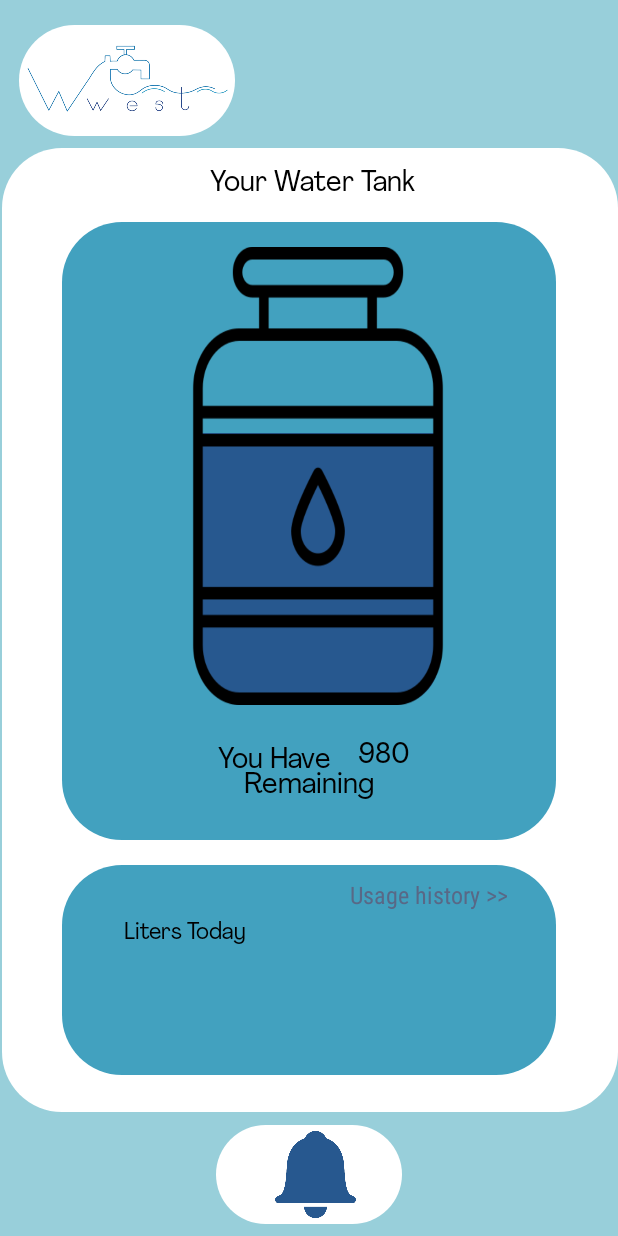
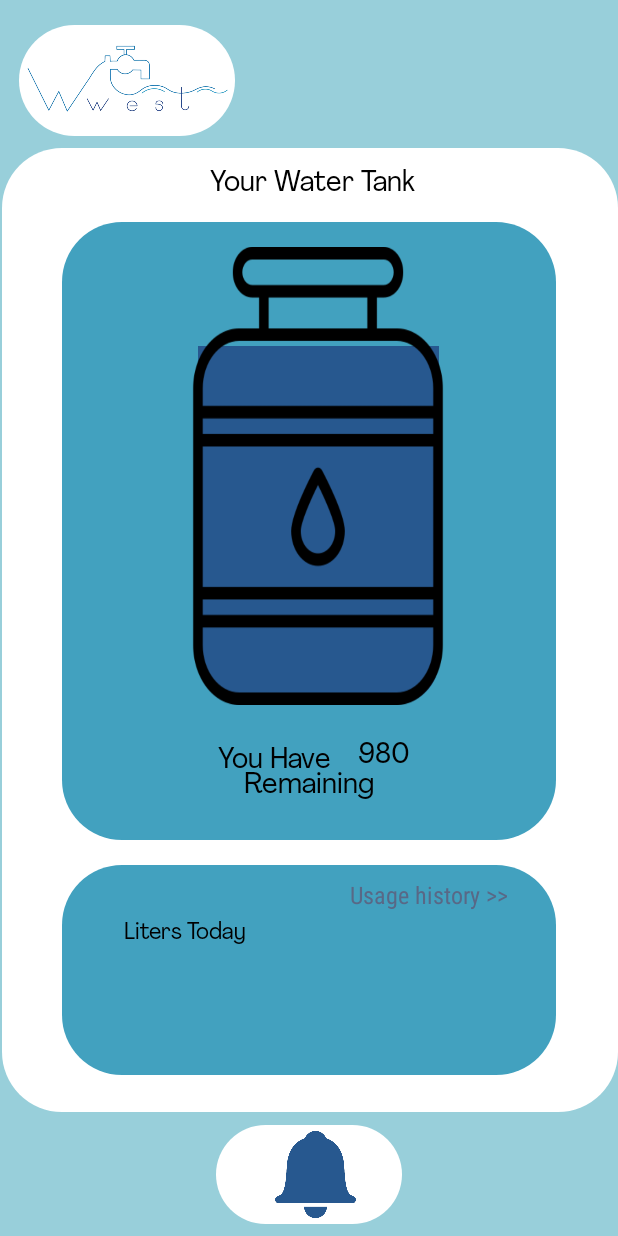
Before and after one commit to malaktatour/TrtWaterWestF, an Android app: the MainActivity screen opened directly, with no data from a screen before it, on a phone screen of 412 x 824 dp. Run offline under Robolectric (Android 15) with nearby library versions, the phone set to English and light mode, and no system bars; our stand-ins replace Firebase (no records; nobody signed in at launch, a user with empty details on screens opened directly); Roboto replaces fonts that are not available here; 5 statements that could not run were skipped.

Commit message:
watertant changes

```diff
--- a/app/src/main/java/com/example/waterwest/MainActivity.java
+++ b/app/src/main/java/com/example/waterwest/MainActivity.java
@@ -1,6 +1,7 @@
 package com.example.waterwest;
 
 import androidx.appcompat.app.AppCompatActivity;
+import androidx.constraintlayout.widget.Guideline;
 import androidx.recyclerview.widget.RecyclerView;
 
 import android.content.Intent;
@@ -17,6 +18,7 @@ Button AlertBtn;
 TextView WaterUsageBtn;
 TextView WaterUsage;
 TextView Wateramount;
+Guideline tankguideline;
 //new.
 //private RecyclerView mRecycler;
 //done.
@@ -29,6 +31,7 @@ TextView Wateramount;
         //mRecycler = (RecyclerView) findViewById(R.id.recyclerView_days);
         WaterUsage=findViewById(R.id.todayL);
         Wateramount=findViewById(R.id.LitersRemaining1);
+        tankguideline=findViewById(R.id.watertop);
         new FirebaseDatabaseHelper().readDays(new FirebaseDatabaseHelper.DataStatus() {
             @Override
             public void DataIsLoaded(List<Day> days, List<String> keys) {
@@ -38,7 +41,8 @@ TextView Wateramount;
                 Double wateramount1= latestday.getTimes().get(latestday.getTimes().size()-1).getValue();
                 Wateramount.setText(wateramount1.toString());
                 WaterUsage.setText(new DecimalFormat("##.##").format(latestday.GetUsedAmount()));
-
+                tankguideline.setGuidelinePercent((float) (wateramount1*(1-0.28))/20);
+                //(float)(((20-wateramount1)*0.28)/20)(wateramount1*(1-0.28))/20)
 
             }
 
--- a/app/src/main/res/layout/activity_main.xml
+++ b/app/src/main/res/layout/activity_main.xml
@@ -517,7 +517,7 @@
         android:layout_width="wrap_content"
         android:layout_height="wrap_content"
         android:orientation="horizontal"
-        app:layout_constraintGuide_percent="0.35" />
+        app:layout_constraintGuide_percent="0.28" />
     <androidx.constraintlayout.widget.Guideline
         android:id="@+id/waterbottom"
         android:layout_width="wrap_content"
```
